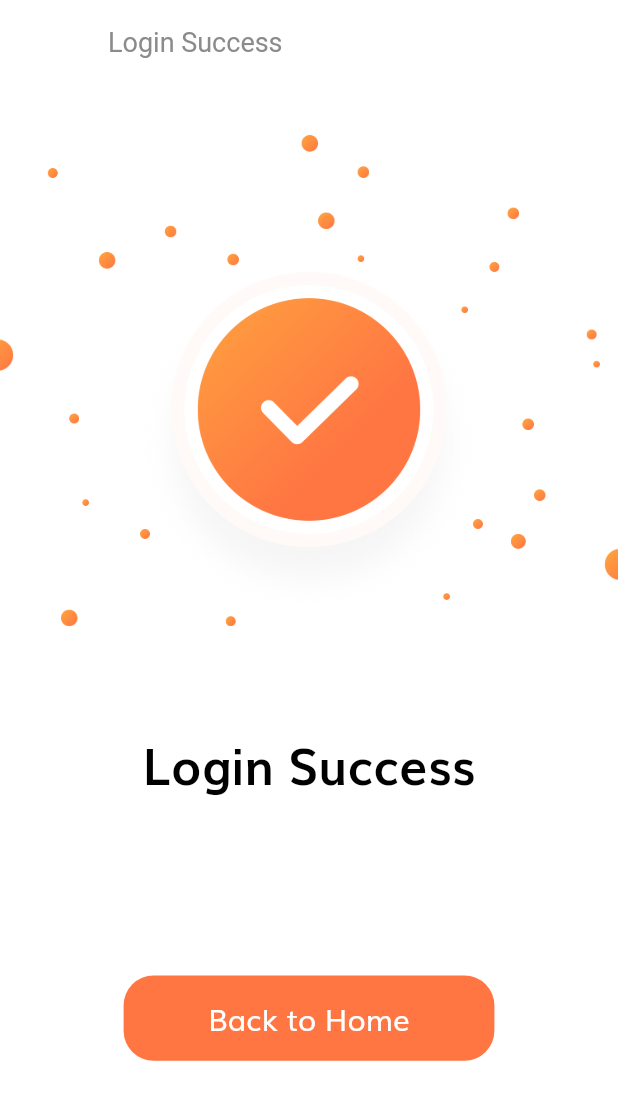
After one commit to adutwum-soft/e-commernce-UI, a Flutter app: the LoginSuccess screen opened by its route, on a phone screen of 412 x 824 dp. The commit adds this screen. Shown: the top 1100 px of the screen. Run offline on Flutter 3.47's test engine with Material 2 defaults, Android fonts, the phone set to English and light mode, and no system bars; our stand-ins replace flutter_svg.

Commit message:
success screen

```diff
--- /dev/null
+++ b/lib/src/ui/login_success.dart
@@ -0,0 +1,17 @@
+import 'package:e_commerce_ui/src/widget/login_success/login_success_body.dart';
+import 'package:flutter/material.dart';
+
+class LoginSuccess extends StatelessWidget {
+  static String routeName = "/login-success";
+  const LoginSuccess({Key? key}) : super(key: key);
+
+  @override
+  Widget build(BuildContext context) {
+    return Scaffold(
+        appBar: AppBar(
+          leading: SizedBox(),
+          title: const Text('Login Success'),
+        ),
+        body: const LoginSuccessBody());
+  }
+}
--- a/lib/src/utils/routes.dart
+++ b/lib/src/utils/routes.dart
@@ -1,4 +1,5 @@
 import 'package:e_commerce_ui/src/ui/forgot_passaword.dart';
+import 'package:e_commerce_ui/src/ui/login_success.dart';
 import 'package:e_commerce_ui/src/ui/sign_in/sign_in.dart';
 import 'package:e_commerce_ui/src/ui/splash/splash.dart';
 import 'package:flutter/material.dart';
@@ -7,4 +8,5 @@ final Map<String, WidgetBuilder> routes = {
   Splash.routeName: (context) => const Splash(),
   SignIn.routeName: (context) => const SignIn(),
   ForgotPassword.routeName: (context) => const ForgotPassword(),
+  LoginSuccess.routeName: (context) => const LoginSuccess(),
 };
--- /dev/null
+++ b/lib/src/widget/login_success/login_success_body.dart
@@ -0,0 +1,38 @@
+import 'package:e_commerce_ui/src/res/dimen.dart';
+import 'package:flutter/material.dart';
+
+import '../default_button.dart';
+
+class LoginSuccessBody extends StatelessWidget {
+  const LoginSuccessBody({Key? key}) : super(key: key);
+
+  @override
+  Widget build(BuildContext context) {
+    return SafeArea(
+      child: Column(
+        children: [
+          SizedBox(height: AppDimen.screenHeight * 0.04),
+          Image.asset(
+            'assets/images/success.png',
+            height: AppDimen.screenHeight * 0.4,
+          ),
+          SizedBox(height: AppDimen.screenHeight * 0.08),
+          Text(
+            'Login Success',
+            style: TextStyle(
+              color: Colors.black,
+              fontSize: AppDimen.getProportionateScreenWidth(30),
+              fontWeight: FontWeight.bold,
+            ),
+          ),
+          const Spacer(),
+          SizedBox(
+            width: AppDimen.screenWidth * 0.6,
+            child: DefaultButton(text: "Back to Home", onPress: () {}),
+          ),
+          const Spacer(),
+        ],
+      ),
+    );
+  }
+}
--- a/lib/src/widget/sign_in_components/sign_form.dart
+++ b/lib/src/widget/sign_in_components/sign_form.dart
@@ -2,6 +2,7 @@ import 'package:e_commerce_ui/src/res/colors.dart';
 import 'package:e_commerce_ui/src/res/dimen.dart';
 import 'package:e_commerce_ui/src/res/strings.dart';
 import 'package:e_commerce_ui/src/ui/forgot_passaword.dart';
+import 'package:e_commerce_ui/src/ui/login_success.dart';
 import 'package:e_commerce_ui/src/utils/constants.dart';
 import 'package:e_commerce_ui/src/widget/custom_suffix_icon.dart';
 import 'package:e_commerce_ui/src/widget/default_button.dart';
@@ -41,6 +42,9 @@ class _SignFormState extends State<SignForm> {
             onPress: () {
               if (_formKey.currentState!.validate()) {
                 _formKey.currentState!.save();
+                Navigator.of(context).push(MaterialPageRoute(builder: (_) {
+                  return const LoginSuccess();
+                }));
               }
             },
           ),
@@ -91,18 +95,19 @@ class _SignFormState extends State<SignForm> {
             errors.remove(AppStrings.kInvalidEmailError);
           });
         }
-        return null;
       },
       validator: (value) {
         if (value!.isEmpty && !errors.contains(AppStrings.kEmailNullError)) {
           setState(() {
             errors.add(AppStrings.kEmailNullError);
           });
+          return '';
         } else if (!emailValidatorRegExp.hasMatch(value) &&
             !errors.contains(AppStrings.kInvalidEmailError)) {
           setState(() {
             errors.add(AppStrings.kInvalidEmailError);
           });
+          return '';
         }
         return null;
       },
@@ -129,18 +134,19 @@ class _SignFormState extends State<SignForm> {
             errors.remove(AppStrings.kShortPassError);
           });
         }
-        return null;
       },
       validator: (value) {
         if (value!.isEmpty && !errors.contains(AppStrings.kPassNullError)) {
           setState(() {
             errors.add(AppStrings.kPassNullError);
           });
+          return '';
         } else if (value.length < 8 &&
             !errors.contains(AppStrings.kShortPassError)) {
           setState(() {
             errors.add(AppStrings.kShortPassError);
           });
+          return '';
         }
         return null;
       },
```
